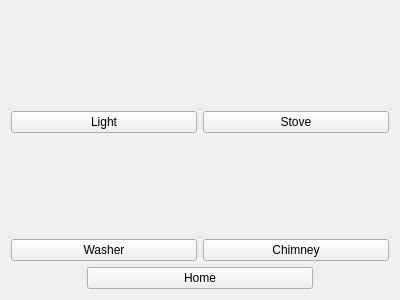
Qt form DeskTop App/UIs/kitchen.ui (mohab-hisham/Smart-Home-System-controlled-by-EEG) before a commit.
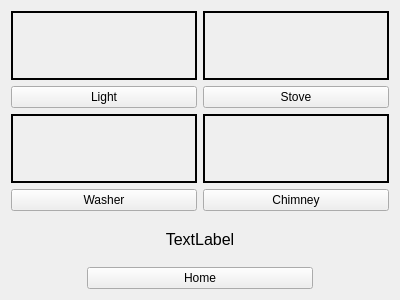
The same form after that commit.

What changed in the file:
```diff
--- a/DeskTop App/UIs/kitchen.ui
+++ b/DeskTop App/UIs/kitchen.ui
@@ -13,13 +13,16 @@
   <property name="windowTitle">
    <string>Kitchen</string>
   </property>
-  <layout class="QVBoxLayout" name="verticalLayout_5">
+  <layout class="QVBoxLayout" name="verticalLayout_5" stretch="9,2,2">
    <item>
     <layout class="QGridLayout" name="gridLayout">
      <item row="0" column="0">
       <layout class="QVBoxLayout" name="verticalLayout">
        <item>
         <widget class="QLabel" name="light_label">
+         <property name="frameShape">
+          <enum>QFrame::WinPanel</enum>
+         </property>
          <property name="text">
           <string/>
          </property>
@@ -41,6 +44,9 @@
       <layout class="QVBoxLayout" name="verticalLayout_2">
        <item>
         <widget class="QLabel" name="stove_label">
+         <property name="frameShape">
+          <enum>QFrame::WinPanel</enum>
+         </property>
          <property name="text">
           <string/>
          </property>
@@ -62,6 +68,9 @@
       <layout class="QVBoxLayout" name="verticalLayout_4">
        <item>
         <widget class="QLabel" name="washer_label">
+         <property name="frameShape">
+          <enum>QFrame::WinPanel</enum>
+         </property>
          <property name="text">
           <string/>
          </property>
@@ -83,6 +92,9 @@
       <layout class="QVBoxLayout" name="verticalLayout_3">
        <item>
         <widget class="QLabel" name="chimney_label">
+         <property name="frameShape">
+          <enum>QFrame::WinPanel</enum>
+         </property>
          <property name="text">
           <string/>
          </property>
@@ -102,6 +114,21 @@
      </item>
     </layout>
    </item>
+   <item>
+    <widget class="QLabel" name="message_label">
+     <property name="font">
+      <font>
+       <pointsize>12</pointsize>
+      </font>
+     </property>
+     <property name="text">
+      <string>TextLabel</string>
+     </property>
+     <property name="alignment">
+      <set>Qt::AlignCenter</set>
+     </property>
+    </widget>
+   </item>
    <item>
     <layout class="QHBoxLayout" name="horizontalLayout" stretch="1,3,1">
      <item>
```
